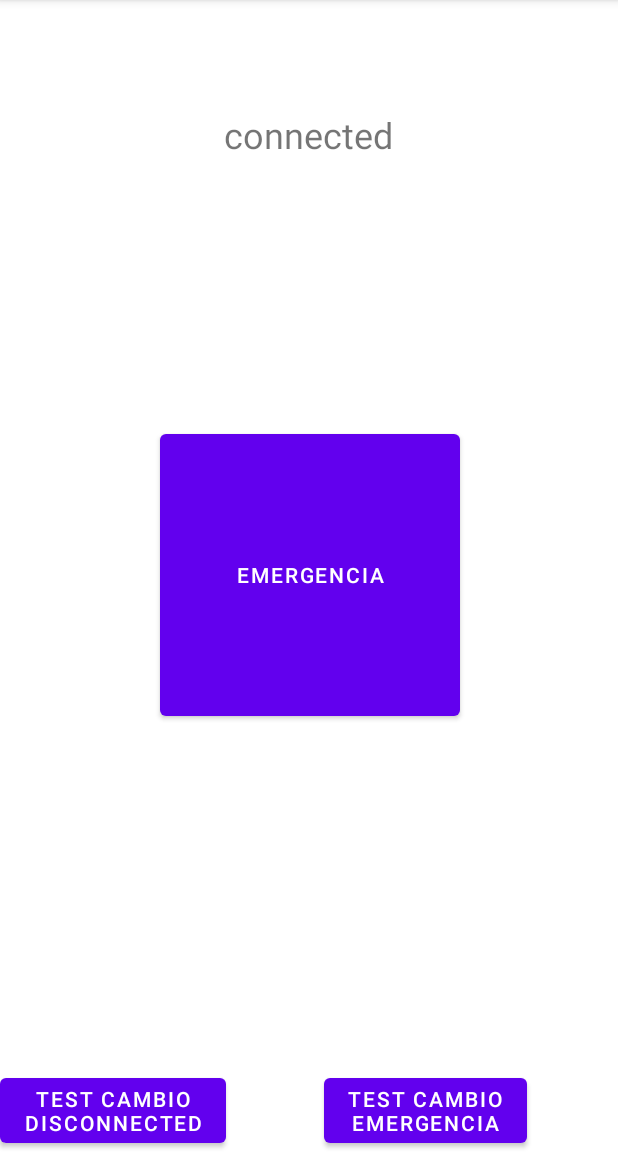
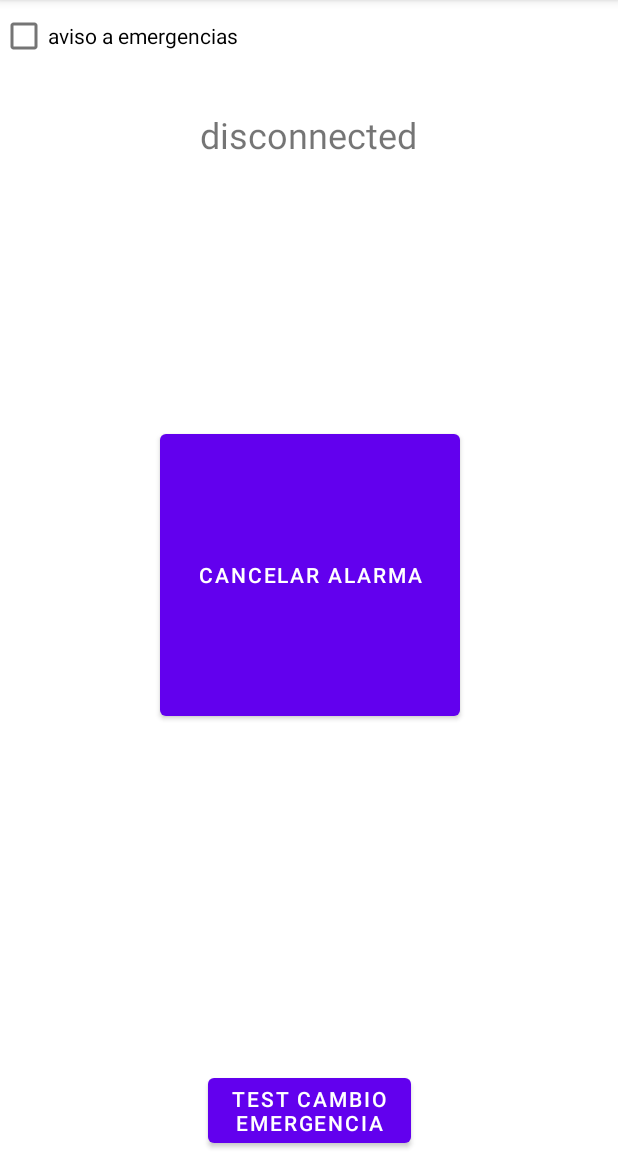
Before and after one commit to ceachesantos/ALUDE, an Android app: the screen it shows after launch (MainActivity), after a tap on an icon or button, on a phone screen of 412 x 824 dp, the part 84-1236 px from its top. Run offline under Robolectric (Android 15) with nearby library versions, the phone set to English and light mode, and no system bars; 3 other taps on this screen came first.

Commit message:
cuando envia una emergencia, para que funcione bien de nuevo hay que esperar el mismo tiempo que esperas con la alarma activada

```diff
--- a/app/src/main/AndroidManifest.xml
+++ b/app/src/main/AndroidManifest.xml
@@ -2,6 +2,7 @@
 <manifest xmlns:android="http://schemas.android.com/apk/res/android"
     xmlns:tools="http://schemas.android.com/tools">
 
+    <uses-permission android:name="android.permission.POST_NOTIFICATIONS" />
     <application
         android:allowBackup="true"
         android:dataExtractionRules="@xml/data_extraction_rules"
--- a/app/src/main/java/com/example/alude/MainActivity.java
+++ b/app/src/main/java/com/example/alude/MainActivity.java
@@ -8,9 +8,14 @@ import android.os.Bundle;
 import android.os.Handler;
 import android.util.Log;
 import android.view.View;
+import android.view.Window;
+import android.view.WindowManager;
 import android.widget.Button;
+import android.widget.CheckBox;
 import android.widget.TextView;
 import android.widget.Toast;
+
+import java.io.IOException;
 
 public class MainActivity extends AppCompatActivity {
 
@@ -18,6 +23,7 @@ public class MainActivity extends AppCompatActivity {
     private Button bEmergencia;
     public boolean emergencia = false;
     private MediaPlayer mediaPlayer;
+    private CheckBox checkbox;
 
     @Override
     protected void onCreate(Bundle savedInstanceState) {
@@ -30,6 +36,7 @@ public class MainActivity extends AppCompatActivity {
         mShowConnection = (TextView) findViewById(R.id.info_connection);
         bEmergencia = findViewById(R.id.bEmergencia);
         bEmergencia.setText("Emergencia");
+        checkbox = (CheckBox)findViewById(R.id.checkBox);
 
         /*In this example, the variableToCheck is the variable that you want to monitor.
         The Handler object is used to periodically check the variable, using the postDelayed method.
@@ -38,61 +45,90 @@ public class MainActivity extends AppCompatActivity {
         If the variable hasn't changed, the handler will check it again after 500 milliseconds.*/
 
         Handler handler = new Handler();
-
-        // Check the variable every 500 milliseconds
+        final int tiempo_alarma_activa = 5000; // Wait time in milliseconds
         handler.postDelayed(new Runnable() {
             @Override
             public void run() {
+                // Check every 500 milliseconds if emergencia is true or false
                 if (emergencia) {
-                    playSound();
+                    Log.d("EMERGENCIA", "espero los X segundos");
+                    bEmergencia.setText("Cancelar alarma");
+                    //playSound(); // fix
+
+                    // Wait for tiempo_alarma_activa milliseconds
+                    handler.postDelayed(new Runnable() {
+                        @Override
+                        public void run() {
+                            if (emergencia) {
+                                Log.d("EMERGENCIA", "avisar emergencia");
+                                checkbox.setChecked(true);
+                                //NotificationHelper.createNotification("hola", "hola");
+                                // Reset the behavior to default
+                                emergencia = false;
+                                bEmergencia.setText("Emergencia");
+
+                                // Disable the user interface
+                                //bEmergencia.setEnabled(false);
+                            }
+                        }
+                    }, tiempo_alarma_activa);
+                } else {
+                    bEmergencia.setText("Emergencia");
+                    checkbox.setChecked(false);
+                    //stopSound(); // fix
                 }
-                if (!emergencia) {
-                    stopSound();
-                }
-
                 // Check again after 500 milliseconds
                 handler.postDelayed(this, 500);
             }
         }, 500);
+
     }
 
     public void botonEmergencias(View view) {
-        if(bEmergencia.getText() == "Emergencia"){
+        if(bEmergencia.getText().equals("Emergencia")){
             //activo emergencia de forma manual
             emergencia = true;
-            bEmergencia.setText("Cancelar alarma");
-            Log.d("EMERGENCIA", "activo emergencias, 'emergencia'="+String.valueOf(emergencia));
+            //bEmergencia.setText("Cancelar alarma");
+            Log.d("EMERGENCIA", "pulso boton, activo emergencias, 'emergencia'="+String.valueOf(emergencia));
 
 
         }
-        else if(bEmergencia.getText() == "Cancelar alarma"){
+        else if(bEmergencia.getText().equals("Cancelar alarma")){
             //cancelo la alarma
             emergencia = false;
-            bEmergencia.setText("Emergencia");
-            Log.d("EMERGENCIA", "cancelo la alarma, 'emergencia'="+String.valueOf(emergencia));
+            //bEmergencia.setText("Emergencia");
+            Log.d("EMERGENCIA", "pulso boton, cancelo la alarma, 'emergencia'="+String.valueOf(emergencia));
         }
     }
 
     private void playSound() {
-        mediaPlayer.start();
+        if (mediaPlayer != null) {
+            try {
+                mediaPlayer.prepare();
+                mediaPlayer.start();
+            } catch (IOException e) {
+                Log.e("MediaPlayer", "Error preparing media player", e);
+            }
+        }
     }
 
     private void stopSound() {
-        if (mediaPlayer.isPlaying()) {
-            mediaPlayer.stop();
-        }
+        mediaPlayer.stop();
     }
 
-    public void testConnection(View view) {
+
+    /*public void testConnection(View view) {
         mShowConnection.setText("connected");
 
         Toast toast = Toast.makeText(this, mShowConnection.getText(), Toast.LENGTH_SHORT);
         toast.show();
-    }
+    }*/
 
     public void testCambioEmergencia(View view) {
         if(emergencia)  emergencia = false;
         else if(!emergencia) emergencia = true;
         Log.d("EMERGENCIA", "'emergencia'="+String.valueOf(emergencia));
+        //Toast toast = Toast.makeText(this, String.valueOf(emergencia), Toast.LENGTH_SHORT);
+        //toast.show();
     }
 }
--- a/app/src/main/res/layout/activity_main.xml
+++ b/app/src/main/res/layout/activity_main.xml
@@ -7,15 +7,14 @@
     tools:context=".MainActivity">
 
     <Button
-        android:id="@+id/button3"
+        android:id="@+id/b_TestCambioEmergencia"
         android:layout_width="wrap_content"
         android:layout_height="wrap_content"
-        android:layout_marginStart="4dp"
         android:onClick="testCambioEmergencia"
         android:text="test cambio\nemergencia"
         app:layout_constraintBottom_toBottomOf="parent"
         app:layout_constraintEnd_toEndOf="parent"
-        app:layout_constraintStart_toEndOf="@+id/button" />
+        app:layout_constraintStart_toStartOf="parent" />
 
     <TextView
         android:id="@+id/info_connection"
@@ -31,15 +30,6 @@
         app:layout_constraintVertical_bias="0.1" />
 
     <Button
-        android:id="@+id/button"
-        android:layout_width="wrap_content"
-        android:layout_height="wrap_content"
-        android:onClick="testConnection"
-        android:text="test cambio\ndisconnected"
-        app:layout_constraintBottom_toBottomOf="parent"
-        app:layout_constraintStart_toStartOf="parent" />
-
-    <Button
         android:id="@+id/bEmergencia"
         android:layout_width="200dp"
         android:layout_height="200dp"
@@ -52,4 +42,13 @@
         app:layout_constraintTop_toTopOf="parent"
         app:layout_constraintVertical_bias="0.499" />
 
+    <CheckBox
+        android:id="@+id/checkBox"
+        android:layout_width="wrap_content"
+        android:layout_height="wrap_content"
+        android:text="aviso a emergencias"
+        android:checked="false"
+        tools:layout_editor_absoluteX="160dp"
+        tools:layout_editor_absoluteY="543dp" />
+
 </androidx.constraintlayout.widget.ConstraintLayout>
```
